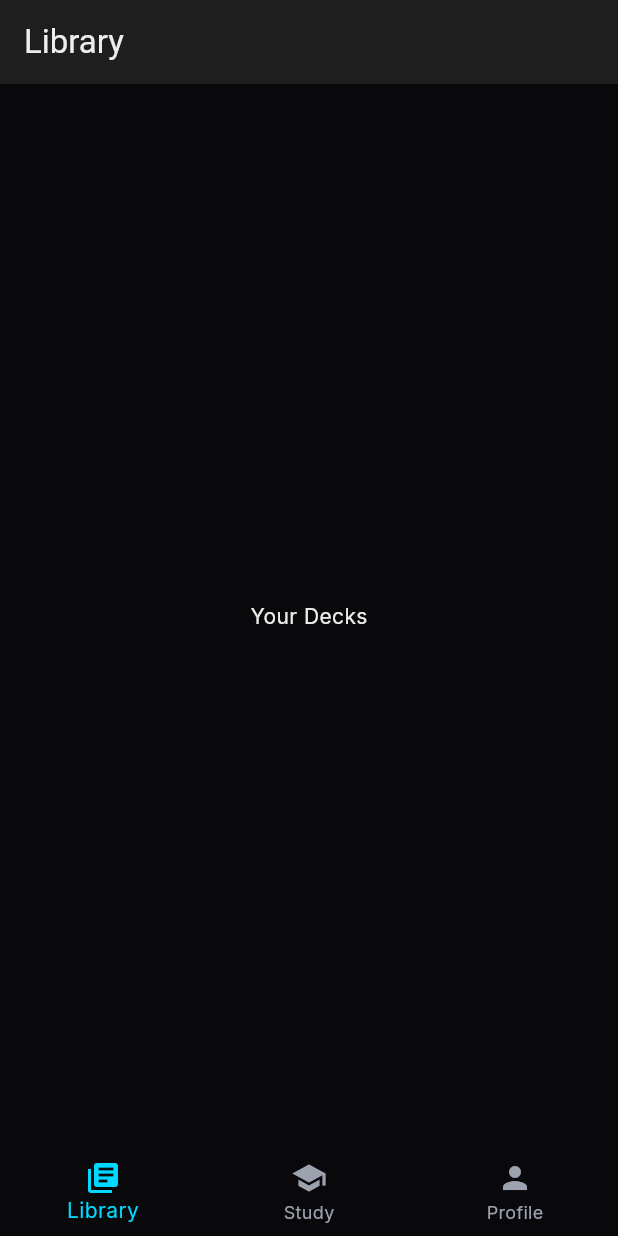
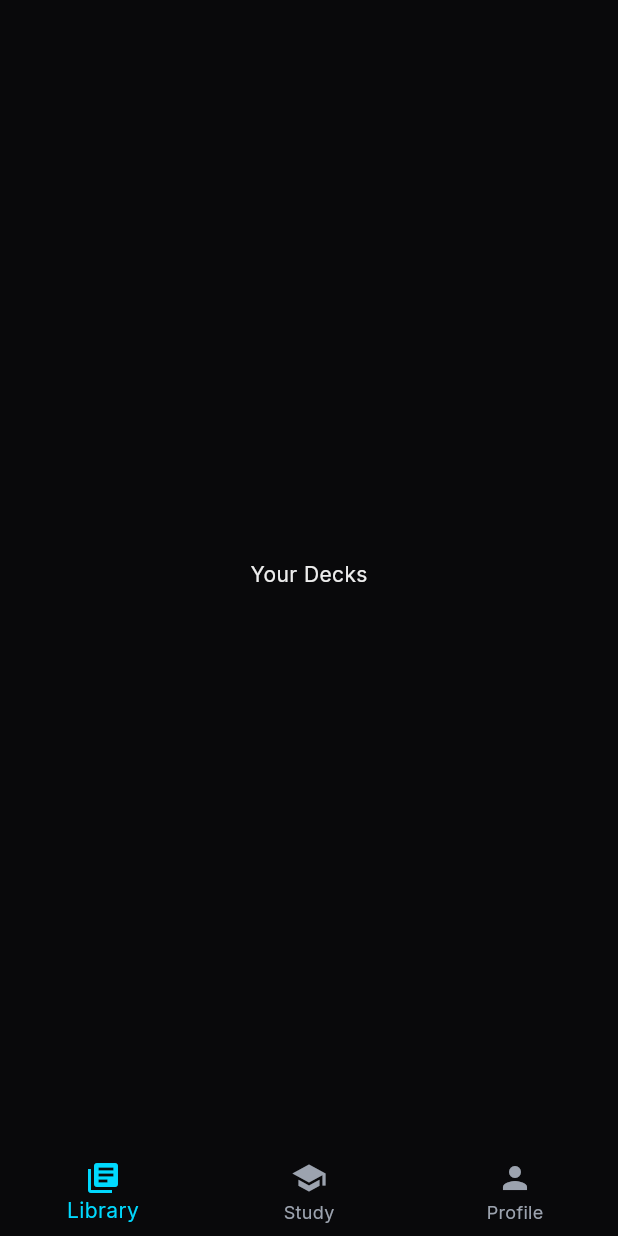
Before and after one commit to ComsIndeed/project_2359, a Flutter app: the screen it shows after launch, on a phone screen of 412 x 824 dp. Run offline on Flutter 3.47's test engine with Material 3 defaults, Android fonts, the light colour scheme and no system bars; our stand-ins replace google_fonts.

Commit message:
Refactor homepage and screen widgets to simplify Scaffold structure and implement PageView navigation

```diff
--- a/lib/core/widgets/homepage.dart
+++ b/lib/core/widgets/homepage.dart
@@ -11,6 +11,7 @@ class Homepage extends StatefulWidget {
 }
 
 class _HomepageState extends State<Homepage> {
+  late PageController _pageController;
   int _currentIndex = 0;
 
   final List<Widget> _screens = const [
@@ -20,12 +21,34 @@ class _HomepageState extends State<Homepage> {
   ];
 
   @override
+  void initState() {
+    super.initState();
+    _pageController = PageController();
+  }
+
+  @override
+  void dispose() {
+    _pageController.dispose();
+    super.dispose();
+  }
+
+  @override
   Widget build(BuildContext context) {
     return Scaffold(
-      body: _screens[_currentIndex],
+      body: PageView(
+        controller: _pageController,
+        onPageChanged: (index) => setState(() => _currentIndex = index),
+        children: _screens,
+      ),
       bottomNavigationBar: BottomNavigationBar(
         currentIndex: _currentIndex,
-        onTap: (index) => setState(() => _currentIndex = index),
+        onTap: (index) {
+          _pageController.animateToPage(
+            index,
+            duration: const Duration(milliseconds: 300),
+            curve: Curves.easeInOut,
+          );
+        },
         items: const [
           BottomNavigationBarItem(
             icon: Icon(Icons.library_books),
--- a/lib/core/widgets/profile_screen.dart
+++ b/lib/core/widgets/profile_screen.dart
@@ -5,9 +5,6 @@ class ProfileScreen extends StatelessWidget {
 
   @override
   Widget build(BuildContext context) {
-    return Scaffold(
-      appBar: AppBar(title: const Text('Profile'), elevation: 0),
-      body: const Center(child: Text('Profile & Stats')),
-    );
+    return Scaffold(body: const Center(child: Text('Profile & Stats')));
   }
 }
--- a/lib/features/library/presentation/library_screen.dart
+++ b/lib/features/library/presentation/library_screen.dart
@@ -5,9 +5,6 @@ class LibraryScreen extends StatelessWidget {
 
   @override
   Widget build(BuildContext context) {
-    return Scaffold(
-      appBar: AppBar(title: const Text('Library'), elevation: 0),
-      body: const Center(child: Text('Your Decks')),
-    );
+    return Scaffold(body: const Center(child: Text('Your Decks')));
   }
 }
--- a/lib/features/study/presentation/study_session.dart
+++ b/lib/features/study/presentation/study_session.dart
@@ -10,9 +10,6 @@ class StudySession extends StatefulWidget {
 class _StudySessionState extends State<StudySession> {
   @override
   Widget build(BuildContext context) {
-    return Scaffold(
-      appBar: AppBar(title: const Text('Study'), elevation: 0),
-      body: const Center(child: Text('Study Session')),
-    );
+    return Scaffold(body: const Center(child: Text('Study Session')));
   }
 }
--- a/pubspec.yaml
+++ b/pubspec.yaml
@@ -13,6 +13,7 @@ dependencies:
   google_fonts: ^6.3.3
   llm_json_stream: ^0.4.7
   lucide_icons: ^0.257.0
+  flutter_displaymode: ^0.7.0
 
 dev_dependencies:
   flutter_test:
```
Also changed, not shown: pubspec.lock.
